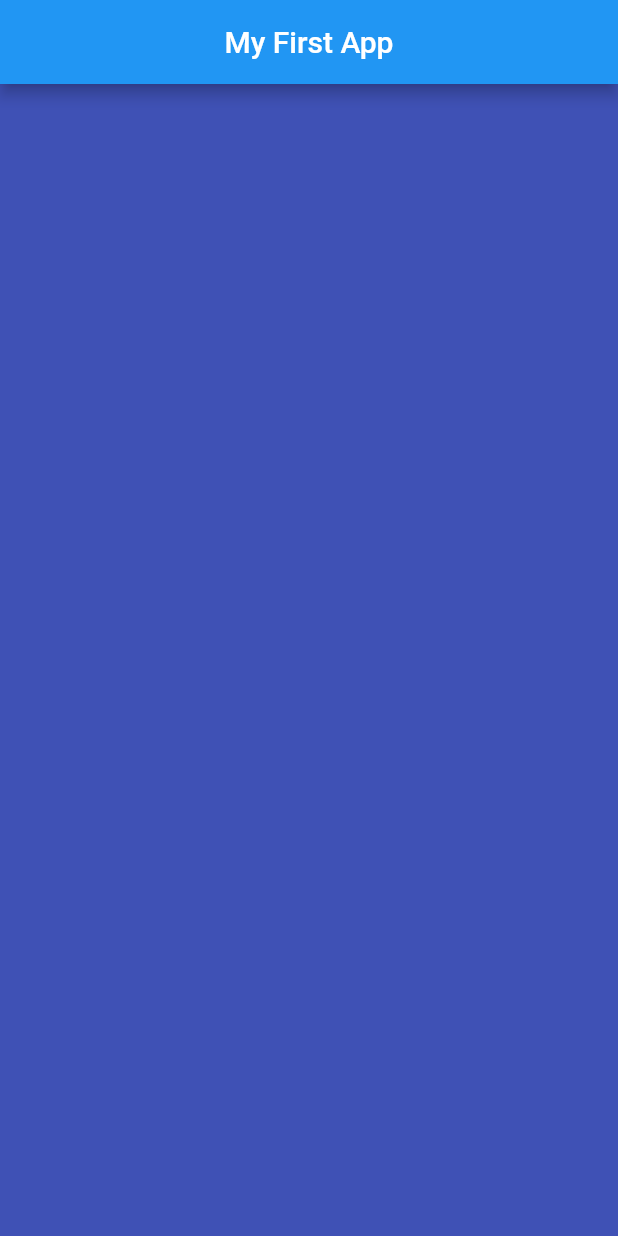
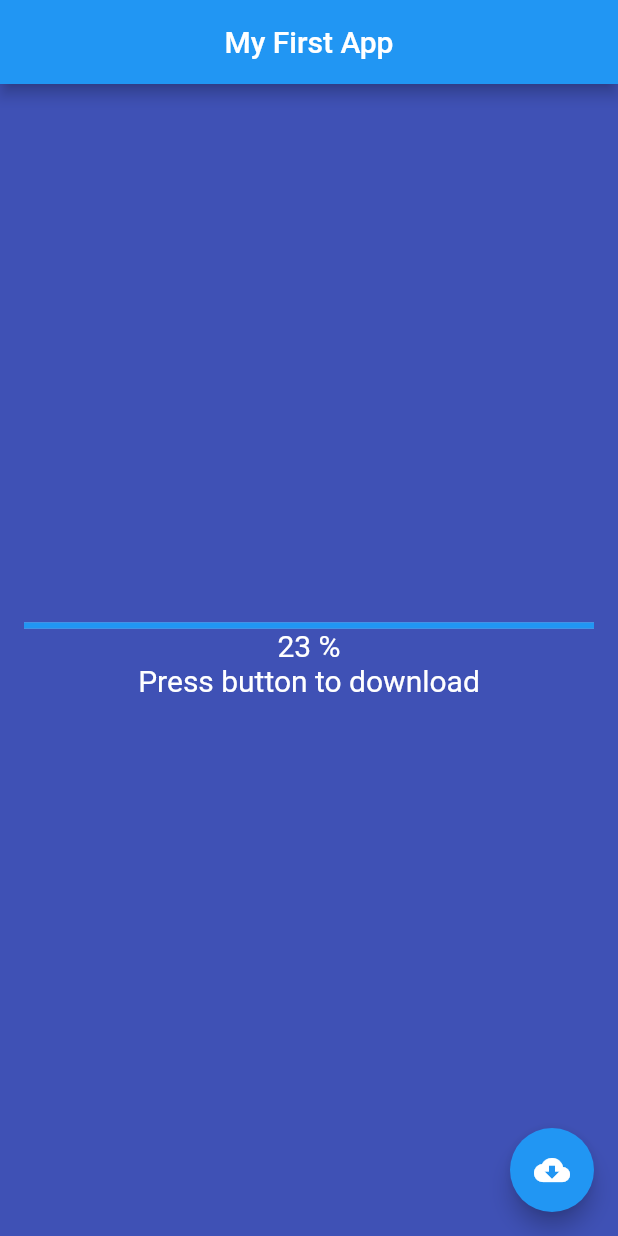
Before and after one commit to iliiagerman/flutter2, a Flutter app: the screen it shows after launch, on a phone screen of 412 x 824 dp. Run offline on Flutter 3.47's test engine with Material 2 defaults, Android fonts, the phone set to English and light mode, and no system bars.

Commit message:
add floatingActionButton

```diff
--- a/lib/main.dart
+++ b/lib/main.dart
@@ -16,10 +16,26 @@ class MyFirstApp extends StatelessWidget {
         ),
         body: Center(
           child: Container(
+            padding: EdgeInsets.all(16),
             child: Column(
-
+              mainAxisAlignment: MainAxisAlignment.center,
+              children: const <Widget>[
+                LinearProgressIndicator(value: 23),
+                Text(
+                  '23 %',
+                  style: TextStyle(color: Colors.white, fontSize: 20),
+                ),
+                Text(
+                  'Press button to download',
+                  style: TextStyle(color: Colors.white, fontSize: 20)
+                ),
+              ],
             ),
           ),
+        ),
+        floatingActionButton: const FloatingActionButton(
+          onPressed: null,
+          child: Icon(Icons.cloud_download),
         ),
       ),
     );
```
